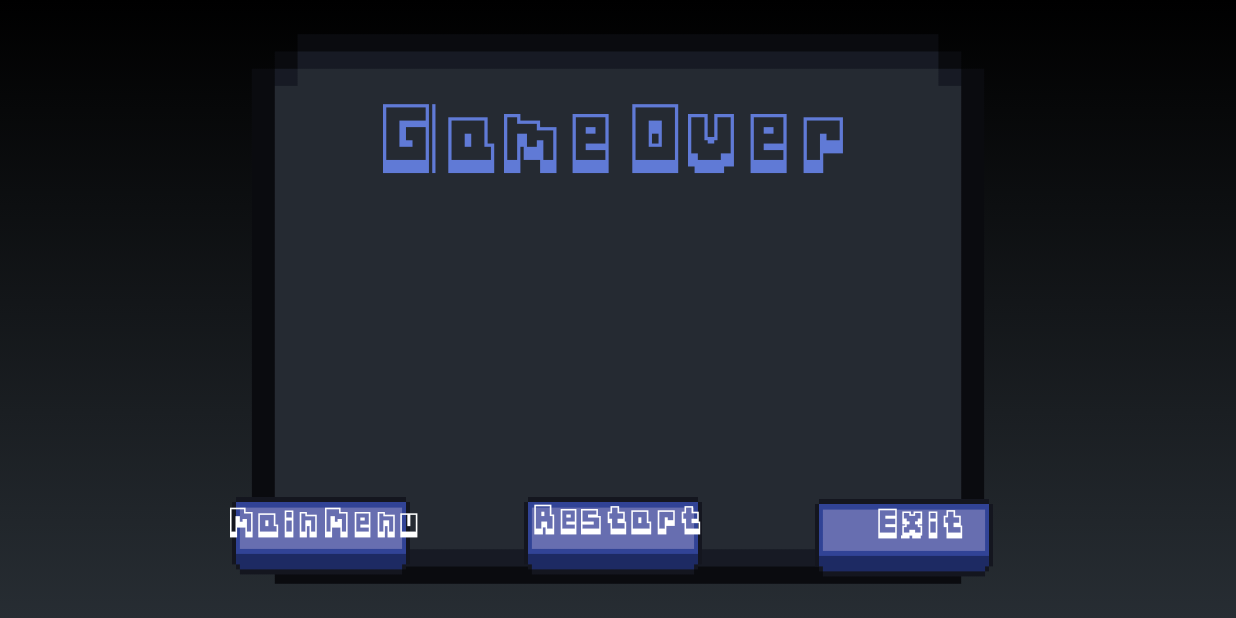
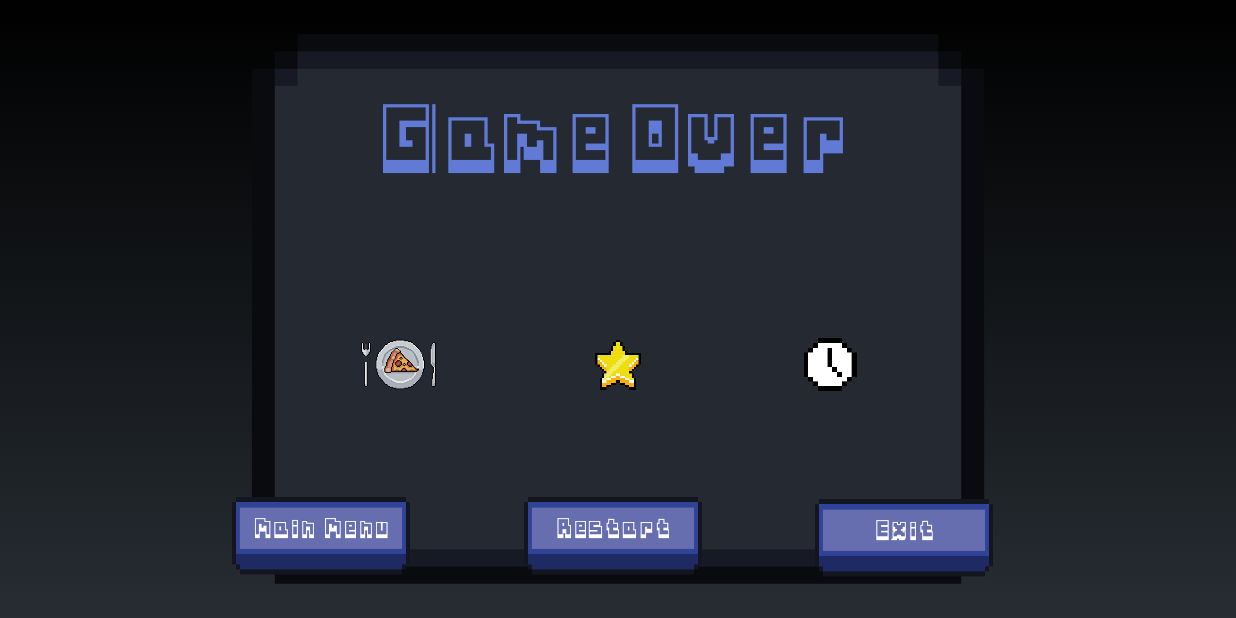
Before and after one commit to TomDotScott/Android-Heat-Game, an Android app: the GameOver screen opened directly, with no data from a screen before it, on a phone screen of 824 x 412 dp (held sideways). Run offline under Robolectric (Android 15) with nearby library versions, the phone set to English and light mode, and no system bars.

Commit message:
Fix Game Over screen layout
Using image for the buttons and some icons above the text

```diff
--- a/app/src/main/res/layout/activity_game_over.xml
+++ b/app/src/main/res/layout/activity_game_over.xml
@@ -15,6 +15,7 @@
         android:src="@drawable/panel"
         app:layout_constraintBottom_toBottomOf="parent"
         app:layout_constraintEnd_toEndOf="parent"
+        app:layout_constraintHorizontal_bias="0.0"
         app:layout_constraintStart_toStartOf="parent" />
 
     <TextView
@@ -39,36 +40,20 @@
         android:adjustViewBounds="true"
         android:backgroundTint="@android:color/transparent"
         android:scaleType="fitStart"
-        android:src="@drawable/button"
+        android:src="@drawable/menu_button"
         app:layout_constraintBottom_toBottomOf="parent"
         app:layout_constraintStart_toStartOf="parent"
         app:layout_constraintTop_toTopOf="parent"
         app:layout_constraintVertical_bias="0.95" />
-
-    <TextView
-        android:id="@+id/textView2"
-        android:layout_width="147dp"
-        android:layout_height="57dp"
-        android:fontFamily="@font/squares"
-        android:text="Main Menu"
-        android:textAlignment="center"
-        android:textColor="#FFFFFF"
-        android:textSize="6sp"
-        app:layout_constraintBottom_toBottomOf="@+id/game_over_main_menu_button"
-        app:layout_constraintEnd_toEndOf="@+id/game_over_main_menu_button"
-        app:layout_constraintHorizontal_bias="0.0"
-        app:layout_constraintStart_toStartOf="@+id/game_over_main_menu_button"
-        app:layout_constraintTop_toTopOf="@+id/game_over_main_menu_button"
-        app:layout_constraintVertical_bias="1.0" />
 
     <ImageButton
         android:id="@+id/game_over_restart_button"
         android:layout_width="147dp"
         android:layout_height="70dp"
         android:adjustViewBounds="true"
+        android:backgroundTint="@android:color/transparent"
         android:scaleType="fitStart"
-        android:src="@drawable/button"
-        android:backgroundTint="@android:color/transparent"
+        android:src="@drawable/restart_button"
         app:layout_constraintBottom_toBottomOf="@+id/imageView"
         app:layout_constraintEnd_toEndOf="parent"
         app:layout_constraintStart_toStartOf="parent"
@@ -82,46 +67,14 @@
         android:layout_height="70dp"
         android:layout_marginEnd="144dp"
         android:adjustViewBounds="true"
+        android:backgroundTint="@android:color/transparent"
         android:scaleType="fitStart"
-        android:src="@drawable/button"
-        android:backgroundTint="@android:color/transparent"
+        android:src="@drawable/exit_button"
         app:layout_constraintBottom_toBottomOf="parent"
         app:layout_constraintEnd_toEndOf="@+id/imageView"
         app:layout_constraintTop_toTopOf="parent"
         app:layout_constraintVertical_bias="0.953"
         tools:ignore="SpeakableTextPresentCheck" />
-
-    <TextView
-        android:id="@+id/textView3"
-        android:layout_width="147dp"
-        android:layout_height="32dp"
-        android:fontFamily="@font/squares"
-        android:text="Restart"
-        android:textAlignment="center"
-        android:textColor="#FFFFFF"
-        android:textSize="6sp"
-        app:layout_constraintBottom_toBottomOf="@+id/game_over_restart_button"
-        app:layout_constraintEnd_toEndOf="@+id/game_over_restart_button"
-        app:layout_constraintHorizontal_bias="0.461"
-        app:layout_constraintStart_toStartOf="@+id/game_over_restart_button"
-        app:layout_constraintTop_toTopOf="@+id/game_over_restart_button"
-        app:layout_constraintVertical_bias="0.275" />
-
-    <TextView
-        android:id="@+id/textView4"
-        android:layout_width="131dp"
-        android:layout_height="31dp"
-        android:fontFamily="@font/squares"
-        android:text="Exit"
-        android:textAlignment="center"
-        android:textColor="#FFFFFF"
-        android:textSize="6sp"
-        app:layout_constraintBottom_toBottomOf="@+id/game_over_exit_button"
-        app:layout_constraintEnd_toEndOf="@+id/game_over_exit_button"
-        app:layout_constraintHorizontal_bias="1.0"
-        app:layout_constraintStart_toStartOf="@+id/game_over_exit_button"
-        app:layout_constraintTop_toTopOf="@+id/game_over_exit_button"
-        app:layout_constraintVertical_bias="0.307" />
 
     <View
         android:id="@+id/stats_bounds"
@@ -131,47 +84,82 @@
         app:layout_constraintEnd_toEndOf="parent"
         app:layout_constraintStart_toStartOf="parent"
         app:layout_constraintTop_toTopOf="parent"
-        app:layout_constraintVertical_bias="0.554" />
+        app:layout_constraintVertical_bias="0.555" />
 
     <TextView
         android:id="@+id/total_deliveries"
         android:layout_width="119dp"
-        android:layout_height="12dp"
-        android:layout_marginStart="68dp"
-        android:layout_marginTop="96dp"
+        android:layout_height="23dp"
+        android:layout_marginStart="40dp"
+        android:layout_marginTop="12dp"
         android:fontFamily="@font/squares"
         android:text="DELIVERY TEXT"
-        android:textAlignment="viewStart"
-        android:textSize="3sp"
+        android:textAlignment="center"
+        android:textSize="5dp"
         app:layout_constraintStart_toStartOf="@+id/stats_bounds"
+        app:layout_constraintTop_toBottomOf="@+id/imageView2" />
+
+    <ImageView
+        android:id="@+id/imageView4"
+        android:layout_width="49dp"
+        android:layout_height="35dp"
+        android:layout_marginTop="100dp"
+        android:layout_marginEnd="80dp"
+        android:src="@drawable/total_time"
+        app:layout_constraintEnd_toEndOf="@+id/stats_bounds"
         app:layout_constraintTop_toTopOf="@+id/stats_bounds" />
+
+    <ImageView
+        android:id="@+id/imageView3"
+        android:layout_width="33dp"
+        android:layout_height="35dp"
+        android:src="@drawable/average_rating"
+        app:layout_constraintBottom_toBottomOf="parent"
+        app:layout_constraintEnd_toStartOf="@+id/imageView4"
+        app:layout_constraintHorizontal_bias="0.507"
+        app:layout_constraintStart_toEndOf="@+id/imageView2"
+        app:layout_constraintTop_toTopOf="@+id/stats_bounds"
+        app:layout_constraintVertical_bias="0.398" />
 
     <TextView
         android:id="@+id/average_rating"
         android:layout_width="113dp"
-        android:layout_height="12dp"
+        android:layout_height="26dp"
         android:fontFamily="@font/squares"
         android:text="AVERAGE RATING"
         android:textAlignment="center"
-        android:textSize="3sp"
+        android:textSize="5dp"
         app:layout_constraintBottom_toBottomOf="@+id/stats_bounds"
-        app:layout_constraintEnd_toEndOf="@+id/stats_bounds"
-        app:layout_constraintStart_toStartOf="@+id/stats_bounds"
-        app:layout_constraintTop_toTopOf="@+id/stats_bounds"
-        app:layout_constraintVertical_bias="0.55" />
+        app:layout_constraintEnd_toStartOf="@+id/total_time"
+        app:layout_constraintHorizontal_bias="0.365"
+        app:layout_constraintStart_toEndOf="@+id/total_deliveries"
+        app:layout_constraintTop_toBottomOf="@+id/imageView3"
+        app:layout_constraintVertical_bias="0.307" />
 
     <TextView
         android:id="@+id/total_time"
-        android:layout_width="81dp"
-        android:layout_height="14dp"
-        android:layout_marginEnd="72dp"
+        android:layout_width="80dp"
+        android:layout_height="23dp"
+        android:layout_marginTop="12dp"
+        android:layout_marginEnd="64dp"
         android:fontFamily="@font/squares"
         android:text="TOTAL TIME"
-        android:textAlignment="textEnd"
-        android:textSize="3sp"
+        android:textAlignment="center"
+        android:textSize="5dp"
+        app:layout_constraintEnd_toEndOf="@+id/stats_bounds"
+        app:layout_constraintHorizontal_bias="1.0"
+        app:layout_constraintStart_toStartOf="@+id/imageView4"
+        app:layout_constraintTop_toBottomOf="@+id/imageView4" />
+
+    <ImageView
+        android:id="@+id/imageView2"
+        android:layout_width="54dp"
+        android:layout_height="35dp"
+        android:layout_marginStart="72dp"
+        android:src="@drawable/total_deliveries"
         app:layout_constraintBottom_toBottomOf="@+id/stats_bounds"
-        app:layout_constraintEnd_toEndOf="@+id/stats_bounds"
+        app:layout_constraintStart_toStartOf="@+id/stats_bounds"
         app:layout_constraintTop_toTopOf="@+id/stats_bounds"
-        app:layout_constraintVertical_bias="0.558" />
+        app:layout_constraintVertical_bias="0.662" />
 
 </androidx.constraintlayout.widget.ConstraintLayout>
```
Also changed, not shown: app/src/main/res/drawable/average_rating.png (added), app/src/main/res/drawable/exit_button.png (added), app/src/main/res/drawable/menu_button.png (added), app/src/main/res/drawable/restart_button.png (added), app/src/main/res/drawable/total_deliveries.png (added), app/src/main/res/drawable/total_time.png (added).
